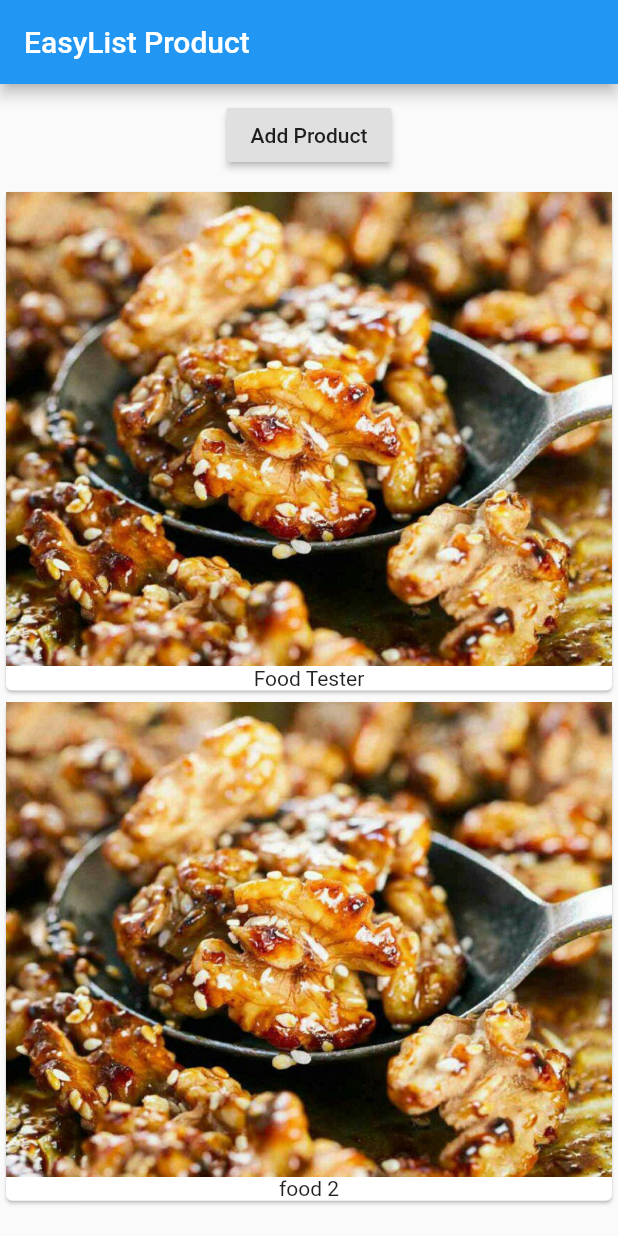
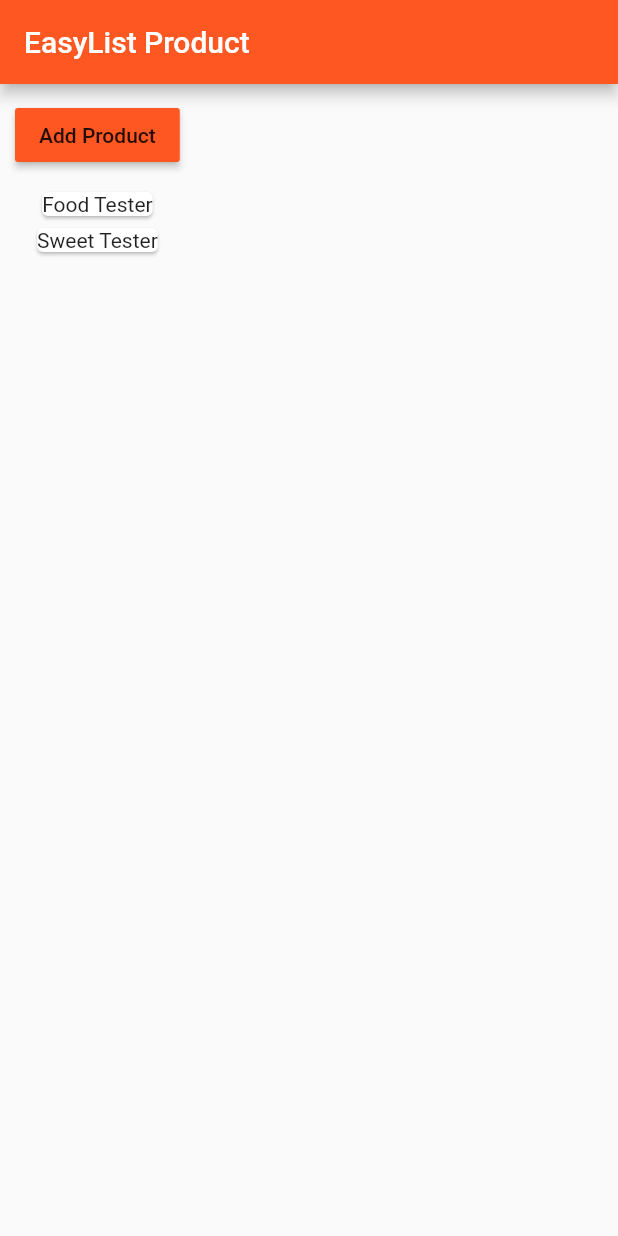
Before and after one commit to Dawlatzai/flutter, a Flutter app: the screen it shows after launch, after a tap on "Add Product", on a phone screen of 412 x 824 dp. Run offline on Flutter 3.47's test engine with Material 2 defaults, Android fonts, the phone set to English and light mode, and no system bars.

Commit message:
Use parnet method in child component

```diff
--- a/lib/main.dart
+++ b/lib/main.dart
@@ -8,11 +8,16 @@ class MyApp extends StatelessWidget {
   @override
   Widget build(BuildContext context) {
     return MaterialApp(
-        home: Scaffold(
+      theme: ThemeData(
+        brightness: Brightness.light,
+        primaryColor: Colors.deepOrange,
+        accentColor: Colors.deepPurple,
+      ),
+      home: Scaffold(
       appBar: AppBar(
         title: Text('EasyList Product'),
       ),
-      body: ProductManager('Food Tester'),
+      body: ProductManager(startingProduct: 'Food Tester'),
     ));
   }
 }
--- /dev/null
+++ b/lib/product_control.dart
@@ -0,0 +1,18 @@
+import 'package:flutter/material.dart';
+
+class ProductControl extends StatelessWidget {
+  final Function addProduct;
+
+  ProductControl(this.addProduct);
+
+  @override
+  Widget build(BuildContext context) {
+    return RaisedButton(
+      color: Theme.of(context).primaryColor,
+      onPressed: () {
+        addProduct('Sweet Tester');
+      },
+      child: Text('Add Product'),
+    );
+  }
+}
--- a/lib/product_manager.dart
+++ b/lib/product_manager.dart
@@ -2,10 +2,12 @@ import 'package:flutter/material.dart';
 
 import './products.dart';
 
+import './product_control.dart';
+
 class ProductManager extends StatefulWidget {
   final String startingProduct;
 
-  ProductManager(this.startingProduct);
+  ProductManager({this.startingProduct});
   @override
   State<StatefulWidget> createState() {
     return _ProductManagerState();
@@ -13,7 +15,7 @@ class ProductManager extends StatefulWidget {
 }
 
 class _ProductManagerState extends State<ProductManager> {
-  List<String> _products = [];
+  final List<String> _products = [];
 
   @override
   void initState() {
@@ -22,19 +24,23 @@ class _ProductManagerState extends State<ProductManager> {
   }
 
   @override
+  void didUpdateWidget(ProductManager oldWidget) {
+    super.didUpdateWidget(oldWidget);
+  }
+
+  void _addProduct(String product) {
+    setState(() {
+      _products.add(product);
+    });
+  }
+
+  @override
   Widget build(BuildContext context) {
     return Column(
       children: [
         Container(
           margin: EdgeInsets.all(10.0),
-          child: RaisedButton(
-            onPressed: () {
-              setState(() {
-                _products.add('food 2');
-              });
-            },
-            child: Text('Add Product'),
-          ),
+          child: ProductControl(_addProduct),
         ),
         Products(_products)
       ],
--- a/lib/products.dart
+++ b/lib/products.dart
@@ -3,7 +3,7 @@ import 'package:flutter/material.dart';
 class Products extends StatelessWidget {
   final List<String> products;
 
-  Products(this.products);
+  Products([this.products = const []]);
 
   @override
   Widget build(BuildContext context) {
@@ -13,7 +13,7 @@ class Products extends StatelessWidget {
               (element) => Card(
                     child: Column(
                       children: <Widget>[
-                        Image.asset('assets/food.jpg'),
+                        // Image.asset('assets/food.jpg'),
                         Text(element)
                       ],
                     ),
```
